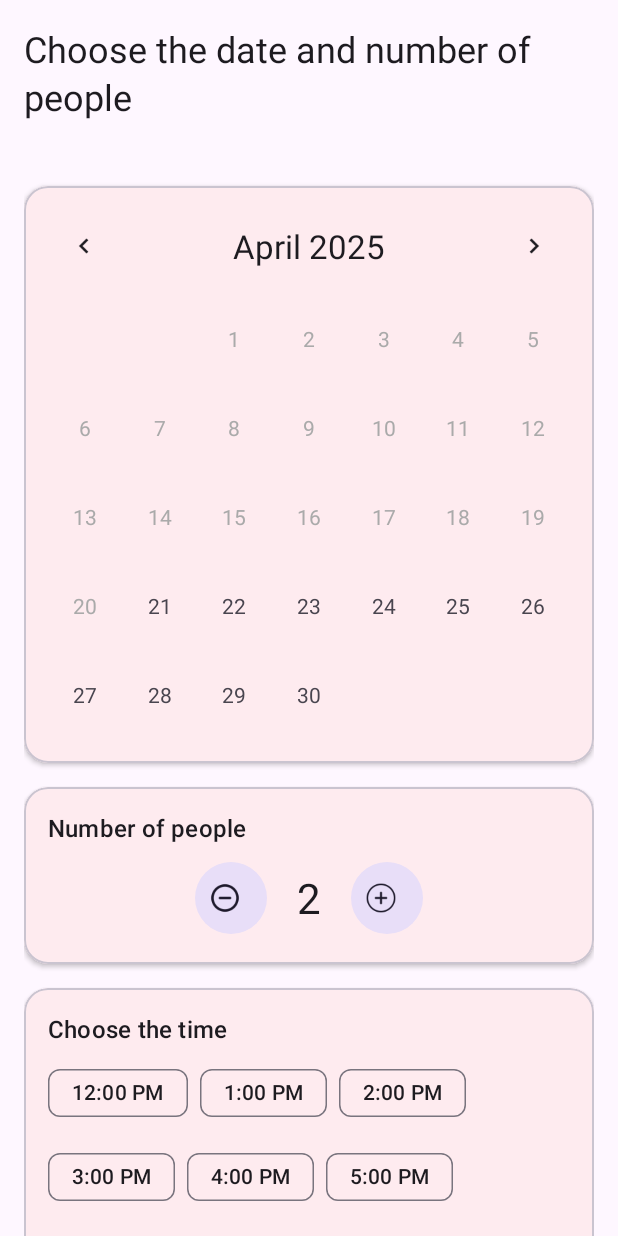
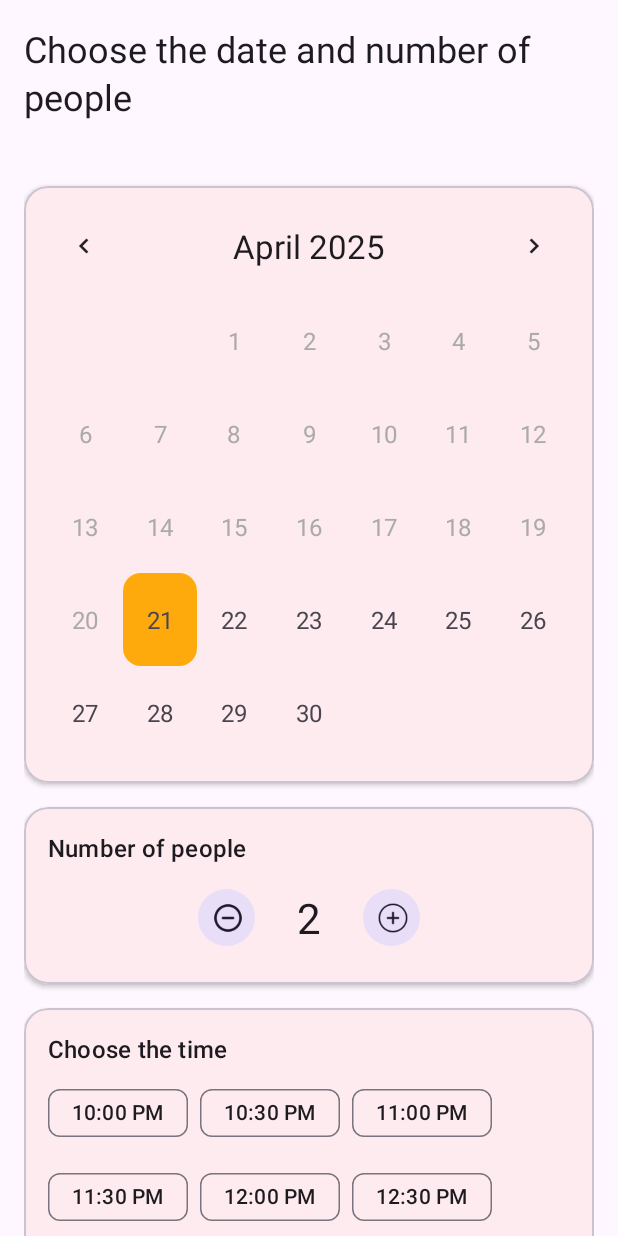
Before and after one commit to farsewin/RestaurantBooking, an Android app: the ReservationActivity screen opened directly, with no data from a screen before it, on a phone screen of 412 x 824 dp. Run offline under Robolectric (Android 15) with nearby library versions, the phone set to English and light mode, and no system bars; our stand-ins replace Firebase (no records; nobody signed in at launch, a user with empty details on screens opened directly).

Commit message:
all good

```diff
--- a/app/src/main/AndroidManifest.xml
+++ b/app/src/main/AndroidManifest.xml
@@ -43,6 +43,9 @@
         <activity
             android:name=".ReservationActivity"
             android:exported="false" />
+        <activity
+            android:name=".SuccessActivity"
+            android:exported="false" />
 
     </application>
 </manifest>
--- a/app/src/main/java/com/example/restaurantbookingapp/ReservationActivity.java
+++ b/app/src/main/java/com/example/restaurantbookingapp/ReservationActivity.java
@@ -1,5 +1,6 @@
 package com.example.restaurantbookingapp;
 
+import android.content.Intent;
 import android.os.Bundle;
 import android.view.Gravity;
 import android.widget.Button;
@@ -115,6 +116,9 @@ public class ReservationActivity extends AppCompatActivity {
                     .add(reservation)
                     .addOnSuccessListener(documentReference -> {
                         Toast.makeText(this, "Reservation saved to Firebase!", Toast.LENGTH_SHORT).show();
+                        Intent intent = new Intent(ReservationActivity.this, SuccessActivity.class);
+                        startActivity(intent);
+                        finish();
                     })
                     .addOnFailureListener(e -> {
                         Toast.makeText(this, "Failed to save: " + e.getMessage(), Toast.LENGTH_LONG).show();
@@ -133,29 +137,37 @@ public class ReservationActivity extends AppCompatActivity {
         int startDay = tempCal.get(Calendar.DAY_OF_WEEK) - 1;
         int maxDays = tempCal.getActualMaximum(Calendar.DAY_OF_MONTH);
 
+        Calendar today = Calendar.getInstance();
+
         for (int i = 0; i < startDay + maxDays; i++) {
             TextView dayView = new TextView(this);
             dayView.setGravity(Gravity.CENTER);
             dayView.setPadding(0, 30, 0, 30);
+            dayView.setTextSize(16);
 
             if (i >= startDay) {
                 int day = i - startDay + 1;
                 dayView.setText(String.valueOf(day));
 
-                Calendar now = Calendar.getInstance();
                 Calendar candidate = (Calendar) calendar.clone();
                 candidate.set(Calendar.DAY_OF_MONTH, day);
 
-                if (candidate.before(now)) {
+                boolean isPast = candidate.before(today) && !isSameDay(candidate, today);
+                if (isPast) {
                     dayView.setTextColor(ContextCompat.getColor(this, android.R.color.darker_gray));
                 } else {
+                    if (isSameDay(candidate, today)) {
+                        dayView.setBackgroundResource(R.drawable.today_day_background);
+                    }
+
                     dayView.setOnClickListener(v -> {
                         if (selectedDayView != null) {
-                            selectedDayView.setBackgroundColor(0x00000000); // transparent
+                            selectedDayView.setBackgroundResource(0); // Reset background
                             selectedDayView.setTextColor(ContextCompat.getColor(this, android.R.color.black));
                         }
+
                         selectedDayView = (TextView) v;
-                        selectedDayView.setBackgroundColor(ContextCompat.getColor(this, R.color.orange));
+                        selectedDayView.setBackgroundResource(R.drawable.selected_day_background);
                         selectedDayView.setTextColor(ContextCompat.getColor(this, android.R.color.white));
 
                         selectedDate = (Calendar) calendar.clone();
@@ -178,8 +190,17 @@ public class ReservationActivity extends AppCompatActivity {
         }
     }
 
+    private boolean isSameDay(Calendar c1, Calendar c2) {
+        return c1.get(Calendar.YEAR) == c2.get(Calendar.YEAR)
+                && c1.get(Calendar.DAY_OF_YEAR) == c2.get(Calendar.DAY_OF_YEAR);
+    }
+
     private void populateTimeSlots() {
-        String[] times = {"12:00 PM", "1:00 PM", "2:00 PM", "3:00 PM", "4:00 PM", "5:00 PM", "6:00 PM"};
+        String[] times = {
+                "10:00 PM", "10:30 PM", "11:00 PM", "11:30 PM",
+                "12:00 PM", "12:30 PM", "1:00 PM", "1:30 PM",
+                "2:00 PM", "2:30 PM", "3:00 PM"
+        };
         for (String time : times) {
             Chip chip = new Chip(this);
             chip.setText(time);
--- a/app/src/main/res/drawable/calendar_day_selected_bg.xml
+++ b/app/src/main/res/drawable/calendar_day_selected_bg.xml
@@ -1,4 +1,4 @@
 <shape xmlns:android="http://schemas.android.com/apk/res/android">
-    <solid android:color="?attr/colorPrimary"/>
+    <solid android:color="@color/orange"/>
     <corners android:radius="100dp"/>
 </shape>
--- /dev/null
+++ b/app/src/main/res/drawable/selected_day_background.xml
@@ -0,0 +1,5 @@
+<?xml version="1.0" encoding="utf-8"?>
+<shape xmlns:android="http://schemas.android.com/apk/res/android"
+    android:shape="oval">
+    <solid android:color="@color/orange" />
+</shape>
--- /dev/null
+++ b/app/src/main/res/drawable/today_day_background.xml
@@ -0,0 +1,4 @@
+<shape xmlns:android="http://schemas.android.com/apk/res/android" android:shape="rectangle">
+    <solid android:color="@color/orange" />
+    <corners android:radius="12dp" />
+</shape>
--- a/app/src/main/res/layout/activity_reservation.xml
+++ b/app/src/main/res/layout/activity_reservation.xml
@@ -132,26 +132,31 @@
                     <com.google.android.material.button.MaterialButton
                         android:id="@+id/decreaseBtn"
                         style="@style/Widget.Material3.Button.IconButton.Filled.Tonal"
-                        android:layout_width="56dp"
-                        android:layout_height="56dp"
+                        android:layout_width="46dp"
+                        android:layout_height="46dp"
+                        android:gravity="center"
                         app:icon="@drawable/ic_remove"
                         android:contentDescription="Decrease people count" />
+
 
                     <com.google.android.material.textview.MaterialTextView
                         android:id="@+id/peopleCountTextView"
                         android:layout_width="48dp"
-                        android:layout_height="wrap_content"
+                        android:layout_height="56dp"
                         android:gravity="center"
                         android:text="2"
-                        android:textAppearance="@style/TextAppearance.Material3.HeadlineMedium" />
+                        android:textAppearance="@style/TextAppearance.Material3.HeadlineMedium"
+                        android:layout_marginHorizontal="8dp" />
+
 
                     <com.google.android.material.button.MaterialButton
                         android:id="@+id/increaseBtn"
                         style="@style/Widget.Material3.Button.IconButton.Filled.Tonal"
-                        android:layout_width="56dp"
-                        android:layout_height="56dp"
+                        android:layout_width="46dp"
+                        android:layout_height="46dp"
+                        android:gravity="center"
                         app:icon="@drawable/ic_add"
-                        android:contentDescription="Increase people count" />
+                        android:contentDescription="Decrease people count" />
                 </LinearLayout>
             </LinearLayout>
         </com.google.android.material.card.MaterialCardView>
--- a/app/src/main/res/values/strings.xml
+++ b/app/src/main/res/values/strings.xml
@@ -13,4 +13,6 @@
     <string name="prev_month">Mois précédent</string>
     <string name="next_month">Mois suivant</string>
     <string name="reservation_confirmed">Réservation confirmée 🎉</string>
+    <string name="success_icon_description">Success icon</string>
+    <string name="reservation_success_message">🎉 Thank you, your reservation has been successful!</string>
 </resources>
```
Also changed, not shown: app/src/main/java/com/example/restaurantbookingapp/SuccessActivity.java (+9 -1 lines), app/src/main/res/layout/activity_success.xml (+36 -3 lines), app/src/main/res/layout/item_restaurant_card.xml (+84 -2 lines).
